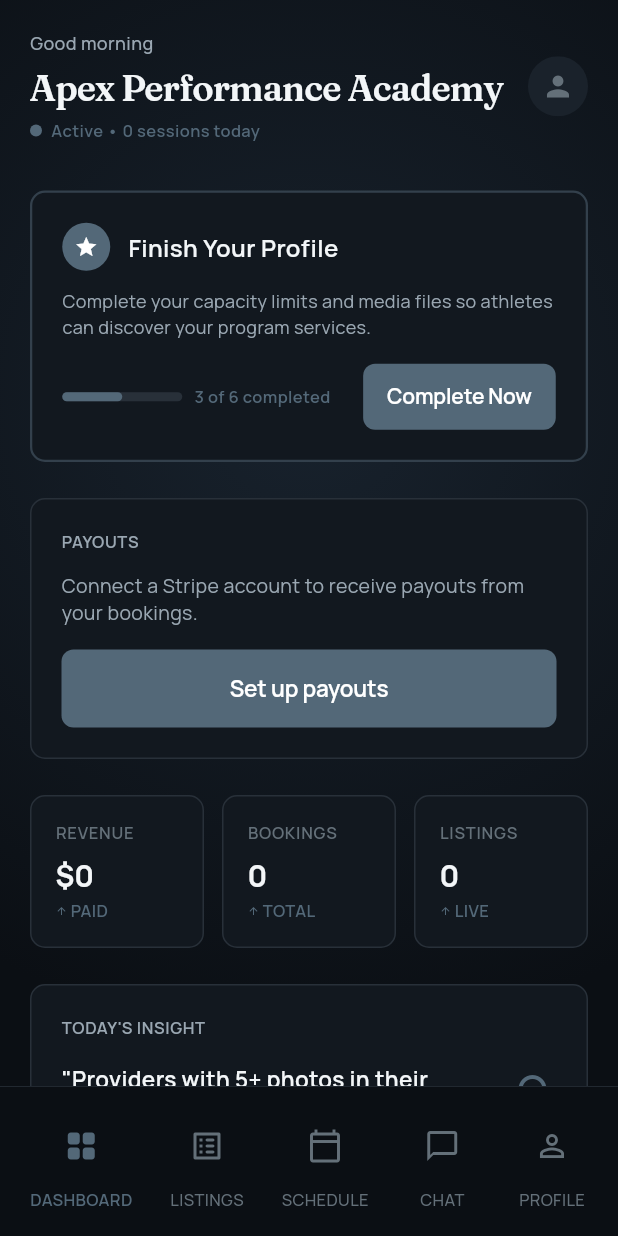
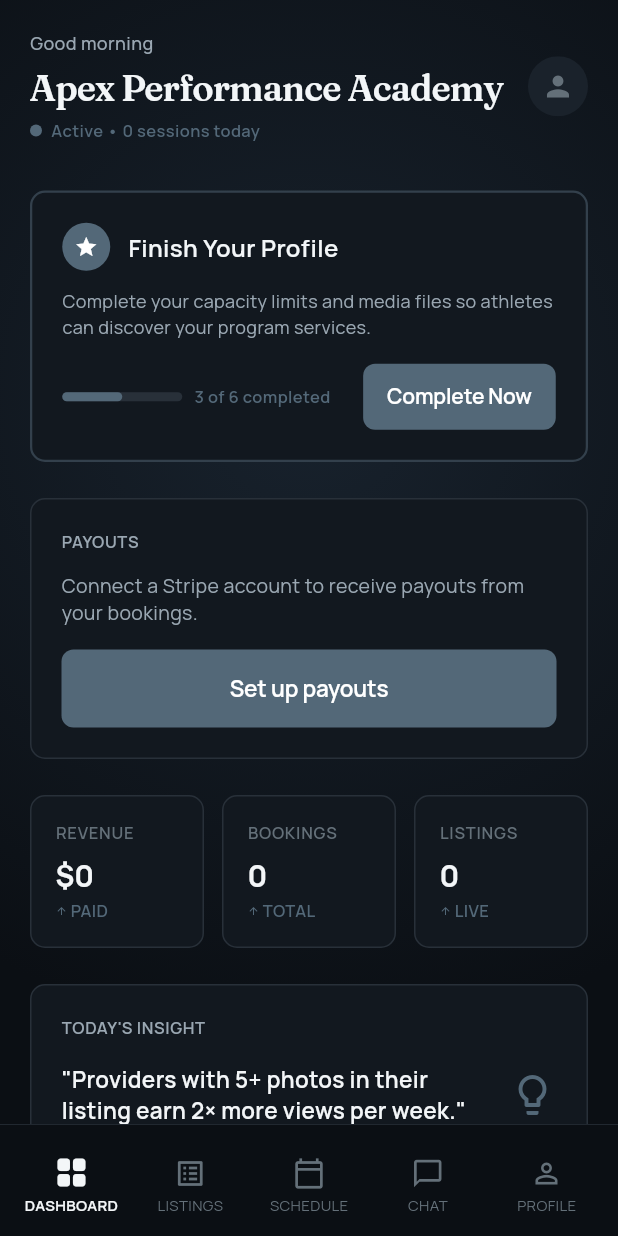
Before and after one commit to srikanthvishnu90-sketch/test1, a Flutter app: the ProviderMainNavScreen screen opened by its route, on a phone screen of 412 x 824 dp. Run offline on Flutter 3.47's test engine with Material 3 defaults, Android fonts, the phone set to English and light mode, and no system bars; our stand-ins replace animate_do, flutter_svg, geolocator, get, get_storage, google_fonts and 2 more; accounts and stored records are empty; network calls fail.

Commit message:
feat(ui): shared motion system, fix active-tab + black-on-black bugs
One motion source of truth (core/ui/motion.dart: fast/base/slow, standard/
emphasized curves, pressScale/iconActiveScale) + 3 reusable widgets
(PressableScale w/ haptics, AnimatedNavItem, SlidingTabIndicator) + Skeleton.

BUG A: both bottom navs rebuilt on AnimatedNavItem + a SlidingTabIndicator that
slides to the active tab — Home/Dashboard (index 0) now clearly active on load
(active icon + textPrimary label + sliding brand indicator vs muted tertiary).

BUG B: provider Account/Profile settings card was a stray white card with
Colors.black* text — converted to AppColors.surface + textPrimary/textSecondary/
textTertiary tokens, matching the searcher Profile. (Only real dark-on-dark spot;
other Colors.black are on white/scrim fills — left, flagged in report.)

Motion applied: searcher + provider bottom navs; SporveButton now uses Motion
constants + selection haptic (all CTAs uniform). Skeleton placeholders replace
the listings spinner. IndexedStack content-switching + 120ms fade transition
kept intact. No business logic/data/auth/payments/schema changes. analyze 0/0/0.

Co-Authored-By: Claude Opus 4.8 (1M context) <noreply@anthropic.com>

```diff
--- /dev/null
+++ b/SportsMan-main/lib/core/ui/motion.dart
@@ -0,0 +1,33 @@
+import 'package:flutter/animation.dart';
+
+/// Sporve motion system — the SINGLE source of truth for every micro-animation
+/// in the app. No screen or widget should hardcode its own durations, curves, or
+/// scales: pull them from here so the whole app shares one motion language
+/// (Uber/Kalshi register — subtle, fast, consistent).
+class Motion {
+  Motion._();
+
+  // ── Durations ────────────────────────────────────────────────────────────
+  /// Press feedback, tiny state flips, page pushes.
+  static const Duration fast = Duration(milliseconds: 120);
+
+  /// Default for nav selection, tab indicator, most transitions.
+  static const Duration base = Duration(milliseconds: 200);
+
+  /// Larger reveals (skeleton→content, sheets).
+  static const Duration slow = Duration(milliseconds: 300);
+
+  // ── Curves ───────────────────────────────────────────────────────────────
+  /// The default easing for almost everything.
+  static const Curve standard = Curves.easeOutCubic;
+
+  /// Subtle overshoot for selection/active accents (kept restrained).
+  static const Curve emphasized = Curves.easeOutBack;
+
+  // ── Scales ───────────────────────────────────────────────────────────────
+  /// Tap-down scale for pressable surfaces.
+  static const double pressScale = 0.97;
+
+  /// Selected bottom-nav icon scale.
+  static const double iconActiveScale = 1.12;
+}
--- a/SportsMan-main/lib/presentation/provider/provider_main_nav_screen.dart
+++ b/SportsMan-main/lib/presentation/provider/provider_main_nav_screen.dart
@@ -1,5 +1,4 @@
 import 'package:flutter/material.dart';
-import 'package:flutter_structure/core/theme/app_typography.dart';
 import '../../core/theme/app_colors.dart';
 import './view/provider_dashboard_screen.dart';
 import './view/provider_listings_screen.dart';
@@ -7,6 +6,7 @@ import './view/provider_schedule_screen.dart';
 import './view/provider_chat_screen.dart';
 import './view/provider_profile_screen.dart';
 import '../widgets/common_widgets.dart';
+import '../widgets/motion_widgets.dart';
 
 class ProviderMainNavScreen extends StatefulWidget {
   const ProviderMainNavScreen({super.key});
@@ -36,52 +36,60 @@ class _ProviderMainNavScreenState extends State<ProviderMainNavScreen> {
         children: _screens,
       ),
       bottomNavigationBar: Container(
-        height: 100,
-        padding: const EdgeInsets.symmetric(horizontal: 20, vertical: 10),
         decoration: const BoxDecoration(
           color: AppColors.ink,
           border: Border(top: BorderSide(color: AppColors.hairline, width: 0.5)),
         ),
-        child: Row(
-          mainAxisAlignment: MainAxisAlignment.spaceBetween,
-          children: [
-            _buildNavItem(0, Icons.grid_view_rounded, 'DASHBOARD'),
-            _buildNavItem(1, Icons.list_alt_rounded, 'LISTINGS'),
-            _buildNavItem(2, Icons.calendar_today_outlined, 'SCHEDULE'),
-            _buildNavItem(3, Icons.chat_bubble_outline, 'CHAT'),
-            _buildNavItem(4, Icons.person_outline, 'PROFILE'),
-          ],
+        child: SafeArea(
+          top: false,
+          child: Column(
+            mainAxisSize: MainAxisSize.min,
+            children: [
+              const SizedBox(height: 6),
+              SlidingTabIndicator(
+                count: 5,
+                index: _selectedIndex,
+                color: AppColors.slateText,
+                slotPadding: const EdgeInsets.symmetric(horizontal: 26),
+              ),
+              Padding(
+                padding: const EdgeInsets.fromLTRB(8, 6, 8, 8),
+                child: Row(
+                  children: [
+                    AnimatedNavItem(
+                      icon: Icons.grid_view_outlined, activeIcon: Icons.grid_view_rounded,
+                      label: 'DASHBOARD', selected: _selectedIndex == 0,
+                      onTap: () => _select(0),
+                    ),
+                    AnimatedNavItem(
+                      icon: Icons.list_alt_outlined, activeIcon: Icons.list_alt_rounded,
+                      label: 'LISTINGS', selected: _selectedIndex == 1,
+                      onTap: () => _select(1),
+                    ),
+                    AnimatedNavItem(
+                      icon: Icons.calendar_today_outlined, activeIcon: Icons.calendar_today,
+                      label: 'SCHEDULE', selected: _selectedIndex == 2,
+                      onTap: () => _select(2),
+                    ),
+                    AnimatedNavItem(
+                      icon: Icons.chat_bubble_outline, activeIcon: Icons.chat_bubble,
+                      label: 'CHAT', selected: _selectedIndex == 3,
+                      onTap: () => _select(3),
+                    ),
+                    AnimatedNavItem(
+                      icon: Icons.person_outline, activeIcon: Icons.person,
+                      label: 'PROFILE', selected: _selectedIndex == 4,
+                      onTap: () => _select(4),
+                    ),
+                  ],
+                ),
+              ),
+            ],
+          ),
         ),
       ),
     );
   }
 
-  Widget _buildNavItem(int index, IconData icon, String label) {
-    bool isSelected = _selectedIndex == index;
-    return GestureDetector(
-      onTap: () => setState(() => _selectedIndex = index),
-      child: Column(
-        mainAxisSize: MainAxisSize.min,
-        children: [
-          Padding(
-            padding: const EdgeInsets.all(12),
-            child: Icon(
-              icon,
-              color: isSelected ? AppColors.slateText : AppColors.textTertiary,
-              size: 24,
-            ),
-          ),
-          const SizedBox(height: 4),
-          Text(
-            label,
-            style: AppTypography.font(
-              color: isSelected ? AppColors.slateText : AppColors.textTertiary,
-              fontSize: 11,
-              fontWeight: isSelected ? FontWeight.w600 : FontWeight.w500,
-            ),
-          ),
-        ],
-      ),
-    );
-  }
+  void _select(int index) => setState(() => _selectedIndex = index);
 }
--- /dev/null
+++ b/SportsMan-main/lib/presentation/widgets/motion_widgets.dart
@@ -0,0 +1,225 @@
+import 'package:flutter/material.dart';
+import 'package:flutter/services.dart';
+import 'package:flutter_structure/core/theme/app_typography.dart';
+import '../../core/theme/app_colors.dart';
+import '../../core/ui/motion.dart';
+
+/// Wraps any tappable child: scales to [Motion.pressScale] on tap-down, springs
+/// back on release over [Motion.fast], and fires a selection haptic on tap. Use
+/// for ALL tappable surfaces (buttons, nav items, cards, list rows) so every tap
+/// in the app feels identical.
+class PressableScale extends StatefulWidget {
+  final Widget child;
+  final VoidCallback? onTap;
+  final double pressedScale;
+  final bool haptics;
+  final HitTestBehavior behavior;
+
+  const PressableScale({
+    super.key,
+    required this.child,
+    this.onTap,
+    this.pressedScale = Motion.pressScale,
+    this.haptics = true,
+    this.behavior = HitTestBehavior.opaque,
+  });
+
+  @override
+  State<PressableScale> createState() => _PressableScaleState();
+}
+
+class _PressableScaleState extends State<PressableScale> {
+  bool _down = false;
+  void _set(bool v) {
+    if (_down != v) setState(() => _down = v);
+  }
+
+  @override
+  Widget build(BuildContext context) {
+    final enabled = widget.onTap != null;
+    return GestureDetector(
+      behavior: widget.behavior,
+      onTapDown: enabled ? (_) => _set(true) : null,
+      onTapUp: enabled ? (_) => _set(false) : null,
+      onTapCancel: enabled ? () => _set(false) : null,
+      onTap: enabled
+          ? () {
+              if (widget.haptics) HapticFeedback.selectionClick();
+              widget.onTap!();
+            }
+          : null,
+      child: AnimatedScale(
+        scale: _down ? widget.pressedScale : 1.0,
+        duration: Motion.fast,
+        curve: Motion.standard,
+        child: widget.child,
+      ),
+    );
+  }
+}
+
+/// A single bottom-nav item. When selected, the icon tweens up to
+/// [Motion.iconActiveScale] and to the active color (near-white textPrimary),
+/// the label tweens to active color + weight; unselected items are muted
+/// (textTertiary). Animates over [Motion.base]. Tapping presses + haptics via
+/// [PressableScale]. Designed to sit directly in a Row (returns Expanded).
+class AnimatedNavItem extends StatelessWidget {
+  final IconData icon;
+  final IconData activeIcon;
+  final String label;
+  final bool selected;
+  final VoidCallback onTap;
+
+  const AnimatedNavItem({
+    super.key,
+    required this.icon,
+    required this.activeIcon,
+    required this.label,
+    required this.selected,
+    required this.onTap,
+  });
+
+  @override
+  Widget build(BuildContext context) {
+    return Expanded(
+      child: PressableScale(
+        onTap: onTap,
+        child: Padding(
+          padding: const EdgeInsets.symmetric(vertical: 6),
+          child: TweenAnimationBuilder<double>(
+            duration: Motion.base,
+            curve: Motion.standard,
+            tween: Tween<double>(begin: 0, end: selected ? 1 : 0),
+            builder: (context, t, _) {
+              final color =
+                  Color.lerp(AppColors.textTertiary, AppColors.textPrimary, t)!;
+              return Column(
+                mainAxisSize: MainAxisSize.min,
+                children: [
+                  Transform.scale(
+                    scale: 1 + (Motion.iconActiveScale - 1) * t,
+                    child: Icon(selected ? activeIcon : icon, color: color, size: 22),
+                  ),
+                  const SizedBox(height: 3),
+                  Text(
+                    label,
+                    style: AppTypography.font(
+                      color: color,
+                      fontSize: 10,
+                      fontWeight: t > 0.5 ? FontWeight.w600 : FontWeight.w400,
+                    ),
+                  ),
+                ],
+              );
+            },
+          ),
+        ),
+      ),
+    );
+  }
+}
+
+/// An indicator (pill/underline) that ANIMATES its position between equal-width
+/// tabs over [Motion.base] — never an instant jump (Kalshi category-bar feel).
+/// Place it spanning the full width of a [count]-tab row; it slides to [index].
+class SlidingTabIndicator extends StatelessWidget {
+  final int count;
+  final int index;
+  final double height;
+  final Color color;
+
+  /// Horizontal inset applied inside each tab slot (controls the pill width).
+  final EdgeInsets slotPadding;
+  final BorderRadius? radius;
+
+  const SlidingTabIndicator({
+    super.key,
+    required this.count,
+    required this.index,
+    required this.color,
+    this.height = 3,
+    this.slotPadding = EdgeInsets.zero,
+    this.radius,
+  });
+
+  @override
+  Widget build(BuildContext context) {
+    // Map index → alignment.x in [-1, 1] for an equal-width slot layout.
+    final x = count <= 1 ? 0.0 : (index / (count - 1)) * 2 - 1;
+    return SizedBox(
+      height: height,
+      width: double.infinity,
+      child: AnimatedAlign(
+        duration: Motion.base,
+        curve: Motion.standard,
+        alignment: Alignment(x, 0),
+        child: FractionallySizedBox(
+          widthFactor: 1 / count,
+          child: Padding(
+            padding: slotPadding,
+            child: DecoratedBox(
+              decoration: BoxDecoration(
+                color: color,
+                borderRadius: radius ?? BorderRadius.circular(height),
+              ),
+            ),
+          ),
+        ),
+      ),
+    );
+  }
+}
+
+/// A lightweight pulsing placeholder block for loading states — shows instead of
+/// a blank screen or an error flash until the first data load resolves.
+class Skeleton extends StatefulWidget {
+  final double? width;
+  final double height;
+  final BorderRadius? radius;
+  final EdgeInsets margin;
+
+  const Skeleton({
+    super.key,
+    this.width,
+    required this.height,
+    this.radius,
+    this.margin = EdgeInsets.zero,
+  });
+
+  @override
+  State<Skeleton> createState() => _SkeletonState();
+}
+
+class _SkeletonState extends State<Skeleton>
+    with SingleTickerProviderStateMixin {
+  late final AnimationController _c = AnimationController(
+    vsync: this,
+    duration: Motion.slow,
+  )..repeat(reverse: true);
+
+  @override
+  void dispose() {
+    _c.dispose();
+    super.dispose();
+  }
+
+  @override
+  Widget build(BuildContext context) {
+    return Padding(
+      padding: widget.margin,
+      child: FadeTransition(
+        opacity: Tween<double>(begin: 0.45, end: 0.9).animate(
+          CurvedAnimation(parent: _c, curve: Motion.standard),
+        ),
+        child: Container(
+          width: widget.width,
+          height: widget.height,
+          decoration: BoxDecoration(
+            color: AppColors.surface2,
+            borderRadius: widget.radius ?? BorderRadius.circular(8),
+          ),
+        ),
+      ),
+    );
+  }
+}
--- a/SportsMan-main/lib/presentation/widgets/sporve_button.dart
+++ b/SportsMan-main/lib/presentation/widgets/sporve_button.dart
@@ -1,7 +1,9 @@
 import 'package:flutter/material.dart';
+import 'package:flutter/services.dart';
 import 'package:flutter_structure/core/theme/app_typography.dart';
 import '../../core/theme/app_colors.dart';
 import '../../core/theme/app_radii.dart';
+import '../../core/ui/motion.dart';
 
 /// Visual role of a button. Color encodes importance consistently app-wide.
 enum SporveButtonVariant {
@@ -179,20 +181,26 @@ class _SporveButtonState extends State<SporveButton> {
     );
 
     final button = TextButton(
-      onPressed: disabled ? null : widget.onPressed,
+      onPressed: disabled
+          ? null
+          : () {
+              // Uniform selection haptic on every CTA tap (matches PressableScale).
+              HapticFeedback.selectionClick();
+              widget.onPressed!();
+            },
       style: style,
       child: child,
     );
 
-    // Subtle press-scale (Uber-style) layered over the Material ripple.
+    // Subtle press-scale (shared motion system) layered over the Material ripple.
     return Listener(
       onPointerDown: disabled ? null : (_) => setState(() => _pressed = true),
       onPointerUp: disabled ? null : (_) => setState(() => _pressed = false),
       onPointerCancel: disabled ? null : (_) => setState(() => _pressed = false),
       child: AnimatedScale(
-        scale: _pressed ? 0.97 : 1.0,
-        duration: const Duration(milliseconds: 90),
-        curve: Curves.easeOut,
+        scale: _pressed ? Motion.pressScale : 1.0,
+        duration: Motion.fast,
+        curve: Motion.standard,
         child: SizedBox(
           width: widget.fullWidth ? double.infinity : null,
           height: height,
```
Also changed, not shown: SportsMan-main/lib/presentation/bottom_nav/bottom_nav_screen.dart (+44 -57 lines), SportsMan-main/lib/presentation/provider/view/provider_listings_screen.dart (+38 -9 lines), SportsMan-main/lib/presentation/provider/view/provider_profile_screen.dart (+6 -5 lines).
